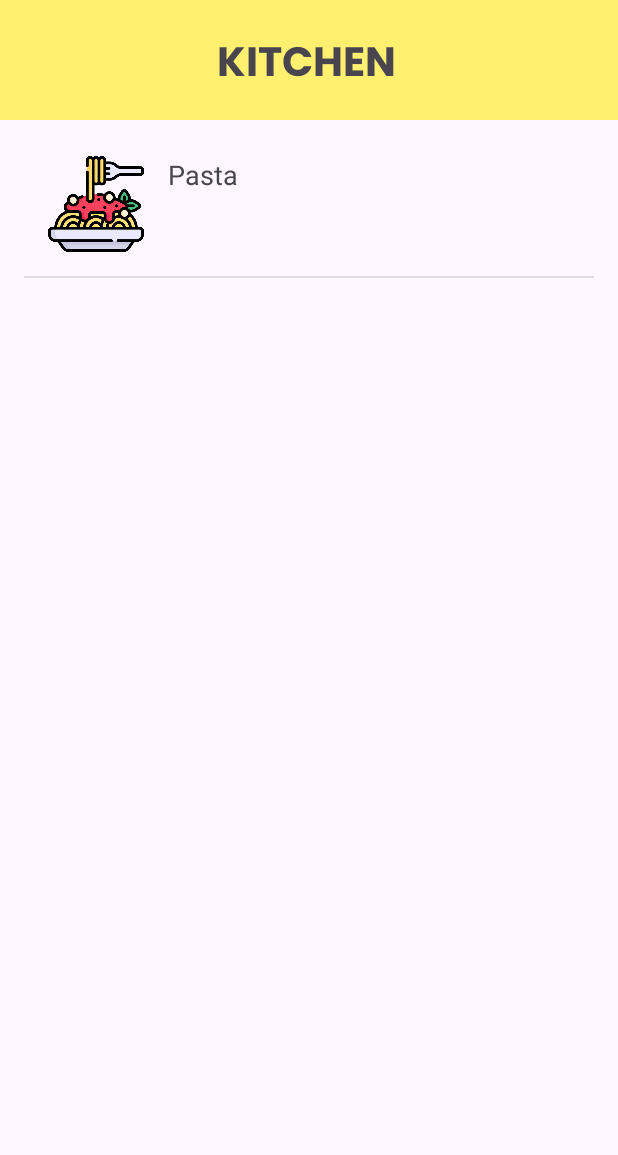
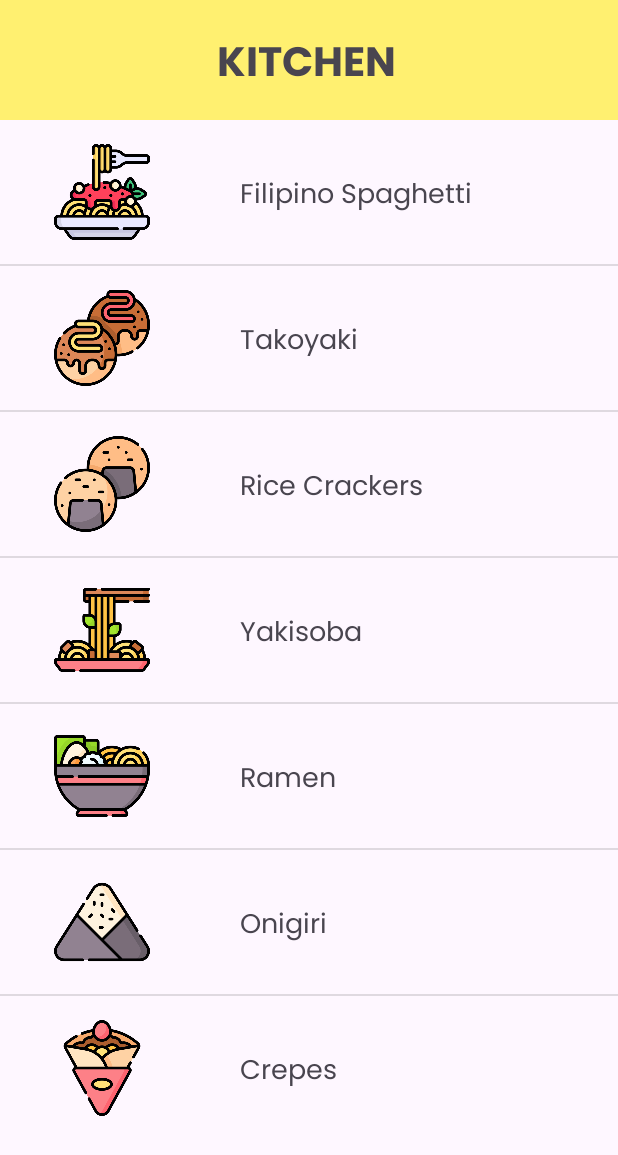
Before and after one commit to rcbcalanoc/Kitchen-Maestro, an Android app: the screen it shows after launch (MainActivity), on a phone screen of 412 x 824 dp. Shown: the top 1155 px of the screen. Run offline under Robolectric (Android 15) with nearby library versions, the phone set to English and light mode, and no system bars.

Commit message:
Recipe added, Homepage Design Completed

```diff
--- a/app/src/main/java/com/example/calanoc_ex4/MainActivity.java
+++ b/app/src/main/java/com/example/calanoc_ex4/MainActivity.java
@@ -16,7 +16,14 @@ public class MainActivity extends AppCompatActivity {
         ListView listView = findViewById(R.id.listView);
 
         List<Recipe> recipes = new ArrayList<>();
-        recipes.add(new Recipe("Pasta", R.drawable.spaghetti));
+        recipes.add(new Recipe("Filipino Spaghetti", R.drawable.spaghetti));
+        recipes.add(new Recipe("Takoyaki", R.drawable.takoyaki));
+        recipes.add(new Recipe("Rice Crackers", R.drawable.senbei));
+        recipes.add(new Recipe("Yakisoba", R.drawable.yakisoba));
+        recipes.add(new Recipe("Ramen", R.drawable.ramen));
+        recipes.add(new Recipe("Onigiri", R.drawable.onigiri));
+        recipes.add(new Recipe("Crepes", R.drawable.crepes));
+
         // Add more recipes as needed
 
         RecipeAdapter adapter = new RecipeAdapter(this, recipes);
--- a/app/src/main/res/layout/activity_main.xml
+++ b/app/src/main/res/layout/activity_main.xml
@@ -1,5 +1,6 @@
 <?xml version="1.0" encoding="utf-8"?>
-<androidx.constraintlayout.widget.ConstraintLayout xmlns:android="http://schemas.android.com/apk/res/android"
+<androidx.constraintlayout.widget.ConstraintLayout
+    xmlns:android="http://schemas.android.com/apk/res/android"
     xmlns:app="http://schemas.android.com/apk/res-auto"
     xmlns:tools="http://schemas.android.com/tools"
     android:layout_width="match_parent"
@@ -12,9 +13,10 @@
         android:layout_height="80dp"
         android:background="@color/header_color"
         app:layout_constraintStart_toStartOf="parent"
-        app:layout_constraintTop_toTopOf="parent"></View>
+        app:layout_constraintTop_toTopOf="parent"/>
 
     <TextView
+        android:id="@+id/textView"
         android:layout_width="256dp"
         android:layout_height="43dp"
         android:layout_marginStart="76dp"
@@ -24,17 +26,15 @@
         android:textAlignment="center"
         android:textSize="27dp"
         app:layout_constraintStart_toStartOf="@id/view"
-        app:layout_constraintTop_toTopOf="@id/view"></TextView>
+        app:layout_constraintTop_toTopOf="@id/view"/>
 
     <ListView
         android:id="@+id/listView"
         android:layout_width="match_parent"
-        android:layout_height="match_parent"
-        android:layout_marginTop="72dp"
-        android:clipToPadding="false"
-        android:padding="16dp"
-        app:layout_constraintTop_toBottomOf="@+id/view"
-        app:layout_constraintStart_toStartOf="parent" />
-
+        android:layout_height="wrap_content"
+        app:layout_constraintBottom_toBottomOf="parent"
+        app:layout_constraintStart_toStartOf="parent"
+        app:layout_constraintTop_toBottomOf="@id/view"
+        app:layout_constraintVertical_bias="0.0" />
 
 </androidx.constraintlayout.widget.ConstraintLayout>
--- a/app/src/main/res/layout/list_item_recipe.xml
+++ b/app/src/main/res/layout/list_item_recipe.xml
@@ -9,12 +9,17 @@
         android:id="@+id/recipeImage"
         android:layout_width="64dp"
         android:layout_height="64dp"
+        android:layout_marginStart="20dp"
+        android:src="@drawable/ic_launcher_background"
         android:scaleType="centerCrop"/>
 
     <TextView
         android:id="@+id/recipeName"
         android:layout_width="wrap_content"
         android:layout_height="wrap_content"
-        android:textSize="18sp"
-        android:layout_marginStart="16dp"/>
+        android:layout_marginTop="20dp"
+        android:layout_marginStart="60dp"
+        android:text="test"
+        android:fontFamily="@font/poppins_regular"
+        android:textSize="18sp" />
 </LinearLayout>
```
Also changed, not shown: app/src/main/res/drawable/crepes.png (added), app/src/main/res/drawable/onigiri.png (added), app/src/main/res/drawable/ramen.png (added), app/src/main/res/drawable/senbei.png (added), app/src/main/res/drawable/takoyaki.png (added), app/src/main/res/drawable/yakisoba.png (added).
